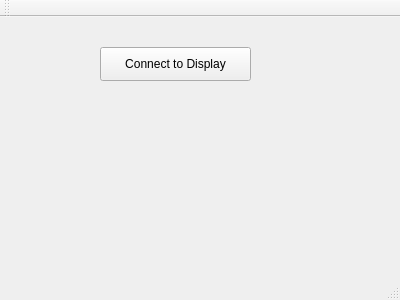
Before: the Qt Designer form mainwindow.ui in jbinkleyj/wayland, drawn with Qt 5.
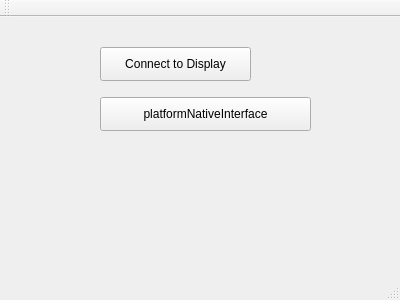
After: the same form once the commit is applied.

```diff
--- a/mainwindow.ui
+++ b/mainwindow.ui
@@ -27,6 +27,19 @@
      <string>Connect to Display</string>
     </property>
    </widget>
+   <widget class="QPushButton" name="pushButtonplatformNativeInterface">
+    <property name="geometry">
+     <rect>
+      <x>100</x>
+      <y>80</y>
+      <width>211</width>
+      <height>34</height>
+     </rect>
+    </property>
+    <property name="text">
+     <string>platformNativeInterface</string>
+    </property>
+   </widget>
   </widget>
   <widget class="QMenuBar" name="menuBar">
    <property name="geometry">
```
